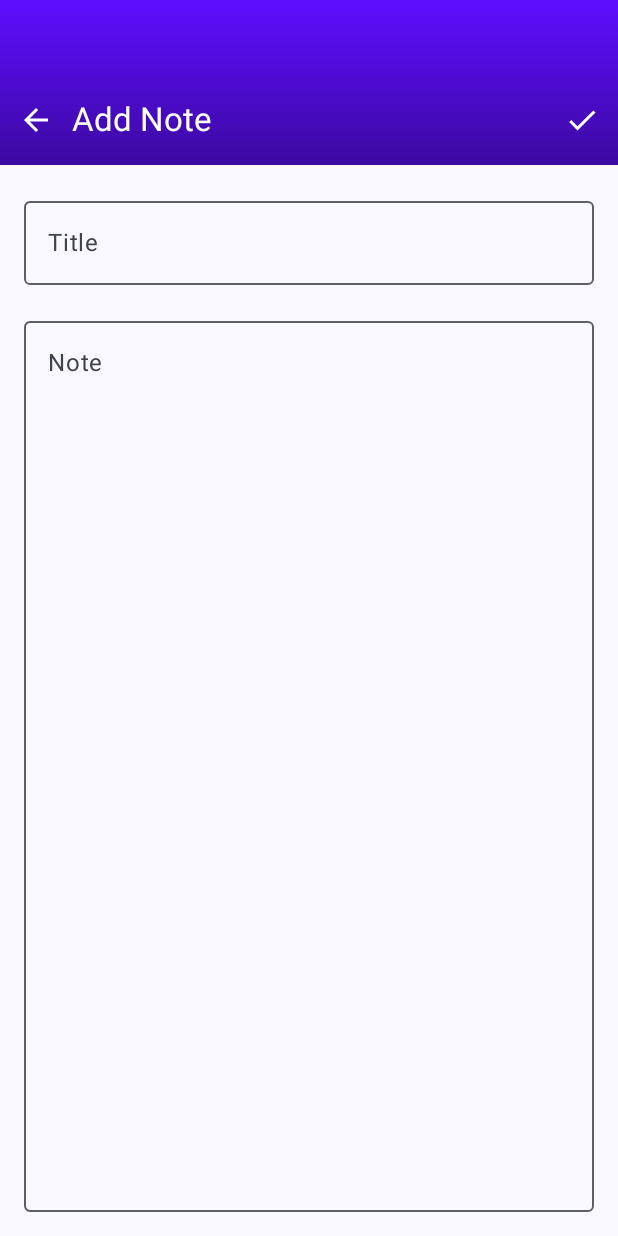
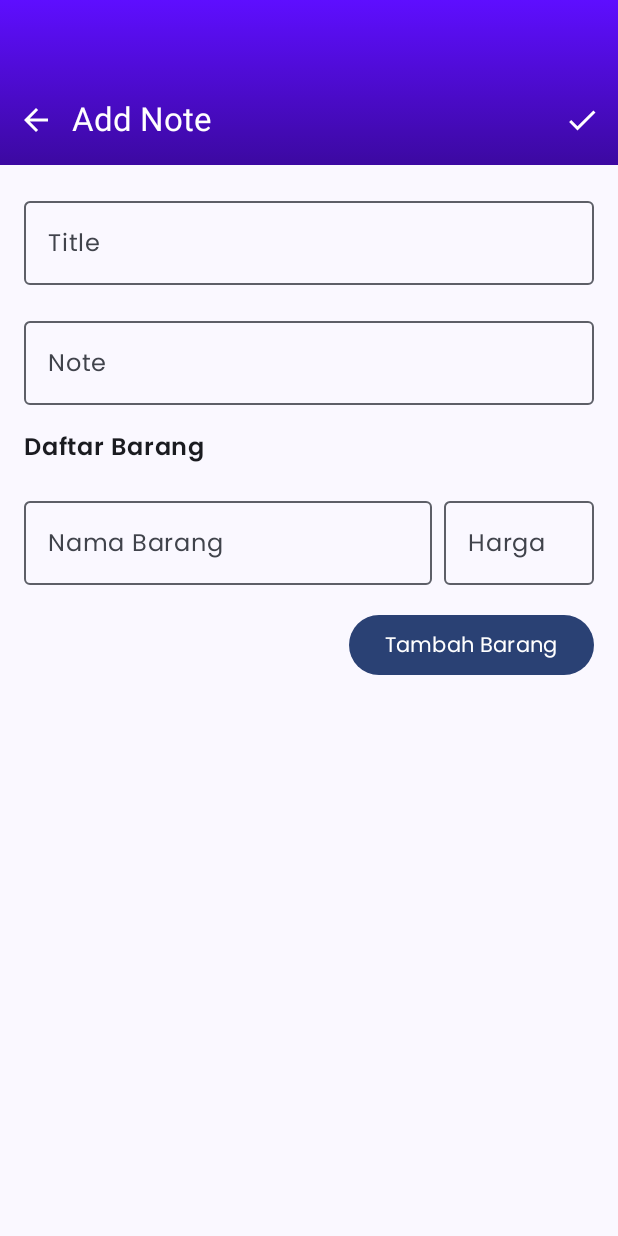
Before and after one commit to 1davin/Davin_Spends, an Android app built with Jetpack Compose: the composable DetailScreen shown on its own in the app's theme, on a phone screen of 412 x 824 dp. Run offline under Robolectric (Android 15) with nearby library versions, the phone set to English and light mode, and no system bars; our stand-ins replace Room's generated code; 1 statement that could not run was skipped.

Commit message:
Menambah fitur tambah barang yang otomatis memasukkan input nama dan harga barang dan otomatis menjumlahkan harga barang

```diff
--- a/app/src/main/java/com/davin0115/spends/Screen/DetailScreen.kt
+++ b/app/src/main/java/com/davin0115/spends/Screen/DetailScreen.kt
@@ -10,11 +10,15 @@ import androidx.compose.foundation.layout.fillMaxSize
 import androidx.compose.foundation.layout.fillMaxWidth
 import androidx.compose.foundation.layout.height
 import androidx.compose.foundation.layout.padding
+import androidx.compose.foundation.layout.width
 import androidx.compose.foundation.text.KeyboardOptions
 import androidx.compose.material.icons.Icons
 import androidx.compose.material.icons.automirrored.filled.ArrowBack
+import androidx.compose.material.icons.filled.Check
+import androidx.compose.material.icons.filled.Delete
 import androidx.compose.material.icons.filled.MoreVert
 import androidx.compose.material.icons.outlined.Check
+import androidx.compose.material3.Button
 import androidx.compose.material3.DropdownMenu
 import androidx.compose.material3.DropdownMenuItem
 import androidx.compose.material3.ExperimentalMaterial3Api
@@ -24,26 +28,29 @@ import androidx.compose.material3.MaterialTheme
 import androidx.compose.material3.OutlinedTextField
 import androidx.compose.material3.Scaffold
 import androidx.compose.material3.Text
-import androidx.compose.material3.TopAppBar
-import androidx.compose.material3.TopAppBarDefaults
 import androidx.compose.runtime.*
 import androidx.compose.runtime.Composable
 import androidx.compose.runtime.mutableStateOf
 import androidx.compose.runtime.remember
+import androidx.compose.runtime.snapshots.SnapshotStateList
 import androidx.compose.ui.Alignment
 import androidx.compose.ui.Modifier
 import androidx.compose.ui.graphics.Brush
 import androidx.compose.ui.graphics.Color
 import androidx.compose.ui.platform.LocalContext
 import androidx.compose.ui.res.stringResource
+import androidx.compose.ui.text.font.FontWeight
 import androidx.compose.ui.text.input.ImeAction
 import androidx.compose.ui.text.input.KeyboardCapitalization
 import androidx.compose.ui.unit.dp
 import androidx.lifecycle.viewmodel.compose.viewModel
 import androidx.navigation.NavHostController
 import com.davin0115.spends.R
+import com.davin0115.spends.model.Barang
+import com.davin0115.spends.model.BarangInput
 import com.davin0115.spends.ui.theme.MainColor
 import com.davin0115.spends.ui.theme.SecondColor
+import com.davin0115.spends.ui.theme.poppinsFamily
 import com.davin0115.spends.util.ViewModelFactory
 
 const val KEY_ID_CATATAN = "idCatatan"
@@ -54,15 +61,23 @@ fun DetailScreen(navController: NavHostController, id: Long? = null) {
     val context = LocalContext.current
     val factory = ViewModelFactory(context)
     val viewModel: DetailViewModel = viewModel(factory = factory)
+    val barangList = remember { mutableStateListOf(BarangInput()) }
+    val barangToDelete = remember { mutableStateListOf<Barang>() } // Menyimpan barang yang dihapus
 
     var judul by remember { mutableStateOf("") }
     var catatan by remember { mutableStateOf("") }
 
-    LaunchedEffect(Unit) {
-        if (id == null) return@LaunchedEffect
-        val data = viewModel.getCatatan(id) ?: return@LaunchedEffect
-        judul = data.judul
-        catatan = data.catatan
+    LaunchedEffect(id) {
+        if (id != null) {
+            val data = viewModel.getCatatan(id)
+            if (data != null) {
+                judul = data.judul
+                catatan = data.catatan
+                val barangFromDb = viewModel.getBarangList(id)
+                barangList.clear()
+                barangList.addAll(barangFromDb.map { BarangInput(it.nama, it.harga.toString()) })
+            }
+        }
     }
 
     Scaffold(
@@ -102,23 +117,35 @@ fun DetailScreen(navController: NavHostController, id: Long? = null) {
                     }
                     Row(verticalAlignment = Alignment.CenterVertically) {
                         IconButton(onClick = {
-                            if (judul == "" || catatan == "") {
-                                Toast.makeText(context, R.string.invalid, Toast.LENGTH_LONG).show()
+                            if (judul.isBlank() || barangList.any { it.nama.isBlank() || it.harga.isBlank() }) {
+                                Toast.makeText(context, "Isi semua data barang!", Toast.LENGTH_LONG).show()
                                 return@IconButton
                             }
-                            if (id == null){
+
+                            val total = barangList.sumOf { it.harga.toIntOrNull() ?: 0 }
+                            val catatan = buildString {
+                                appendLine("Daftar Belanja:")
+                                barangList.forEach {
+                                    appendLine("- ${it.nama}: Rp${it.harga}")
+                                }
+                                appendLine("Total: Rp$total")
+                            }
+
+                            if (id == null) {
                                 viewModel.insert(judul, catatan)
                             } else {
-                                viewModel.update(id, judul, catatan)
+                                // Update catatan dan barang
+                                viewModel.update(id, judul, catatan, barangList)
                             }
                             navController.popBackStack()
                         }) {
                             Icon(
-                                imageVector = Icons.Outlined.Check,
+                                imageVector = Icons.Filled.Check,
                                 contentDescription = stringResource(R.string.save),
                                 tint = Color.White
                             )
                         }
+
 
                         if (id != null) {
                             DeleteAction {
@@ -132,30 +159,44 @@ fun DetailScreen(navController: NavHostController, id: Long? = null) {
         }
 
     ) { padding ->
+
         FormCatatan(
             title = judul,
             onTitleChange = { judul = it },
             desc = catatan,
-            onDescChange = { catatan= it },
+            onDescChange = { catatan = it },
+            barangList = barangList,
+            onBarangChange = { index, barang -> barangList[index] = barang },
+            onTambahBarang = { barangList.add(BarangInput()) },
             modifier = Modifier.padding(padding)
         )
+
     }
 }
 
 @Composable
 fun FormCatatan(
-    title: String, onTitleChange: (String) -> Unit,
-    desc: String, onDescChange: (String) -> Unit,
+    title: String,
+    onTitleChange: (String) -> Unit,
+    desc: String,
+    onDescChange: (String) -> Unit,
+    barangList: SnapshotStateList<BarangInput>,
+    onBarangChange: (Int, BarangInput) -> Unit,
+    onTambahBarang: () -> Unit,
     modifier: Modifier
 ) {
-    Column (
-        modifier = modifier.fillMaxSize().padding(16.dp),
+    Column(
+        modifier = modifier
+            .fillMaxSize()
+            .padding(16.dp),
         verticalArrangement = Arrangement.spacedBy(16.dp)
-    ){
+    ) {
         OutlinedTextField(
             value = title,
-            onValueChange = { onTitleChange (it) },
-            label = { Text(text = stringResource(R.string.title)) },
+            onValueChange = { onTitleChange(it) },
+            label = { Text(
+                text = stringResource(R.string.title),
+                fontFamily = poppinsFamily) },
             singleLine = true,
             keyboardOptions = KeyboardOptions(
                 capitalization = KeyboardCapitalization.Words,
@@ -166,14 +207,69 @@ fun FormCatatan(
         OutlinedTextField(
             value = desc,
             onValueChange = { onDescChange(it) },
-            label = { Text(text = stringResource(R.string.note)) },
+            label = {
+                Text(
+                    text = stringResource(R.string.note),
+                    fontFamily = poppinsFamily) },
             keyboardOptions = KeyboardOptions(
                 capitalization = KeyboardCapitalization.Sentences
             ),
-            modifier = Modifier.fillMaxSize()
+            modifier = Modifier.fillMaxWidth()
         )
+
+        // Input barang dinamis
+        Text(
+            "Daftar Barang",
+            fontFamily = poppinsFamily,
+            fontWeight = FontWeight.Bold
+            )
+
+        barangList.forEachIndexed { index, barang ->
+            Row(
+                verticalAlignment = Alignment.CenterVertically,
+                modifier = Modifier.fillMaxWidth()
+            ) {
+                OutlinedTextField(
+                    value = barang.nama,
+                    onValueChange = {
+                        onBarangChange(index, barang.copy(nama = it))
+                    },
+                    label = {
+                        Text(
+                            "Nama Barang",
+                            fontFamily = poppinsFamily
+                        ) },
+                    modifier = Modifier
+                        .weight(1f)
+                        .padding(end = 8.dp)
+                )
+                OutlinedTextField(
+                    value = barang.harga,
+                    onValueChange = {
+                        onBarangChange(index, barang.copy(harga = it))
+                    },
+                    label = { Text("Harga",
+                        fontFamily = poppinsFamily
+                    ) },
+                    modifier = Modifier.width(100.dp)
+                )
+            }
+        }
+
+        // Tombol tambah barang
+        Button(
+            onClick = onTambahBarang,
+            modifier = Modifier
+                .align(Alignment.End)
+        ) {
+            Text(
+                "Tambah Barang",
+                fontFamily = poppinsFamily
+            )
+        }
     }
 }
+
 
 @Composable
 fun DeleteAction(delete: () -> Unit) {
@@ -183,7 +279,7 @@ fun DeleteAction(delete: () -> Unit) {
         Icon(
             imageVector = Icons.Filled.MoreVert,
             contentDescription = stringResource(R.string.more),
-            tint = MaterialTheme.colorScheme.primary
+            tint = Color.White
         )
         DropdownMenu(
             expanded = expanded,
--- /dev/null
+++ b/app/src/main/java/com/davin0115/spends/database/BarangDao.kt
@@ -0,0 +1,16 @@
+package com.davin0115.spends.database
+
+import androidx.room.*
+import com.davin0115.spends.model.Barang
+
+@Dao
+interface BarangDao {
+    @Insert(onConflict = OnConflictStrategy.REPLACE)
+    suspend fun insert(barang: Barang)
+
+    @Query("SELECT * FROM barang WHERE catatanId = :catatanId")
+    suspend fun getBarangForCatatan(catatanId: Long): List<Barang>
+
+    @Query("DELETE FROM barang WHERE catatanId = :catatanId")
+    suspend fun deleteByCatatanId(catatanId: Long)
+}
--- a/app/src/main/java/com/davin0115/spends/database/CatatanDao.kt
+++ b/app/src/main/java/com/davin0115/spends/database/CatatanDao.kt
@@ -4,6 +4,7 @@ import androidx.room.Dao
 import androidx.room.Insert
 import androidx.room.Query
 import androidx.room.Update
+import com.davin0115.spends.model.Barang
 import com.davin0115.spends.model.Catatan
 import kotlinx.coroutines.flow.Flow
 
@@ -24,4 +25,21 @@ interface CatatanDao {
 
     @Query("DELETE FROM catatan WHERE id = :id")
     suspend fun deleteById(id: Long)
+
+    // Insert barang
+    @Insert
+    suspend fun insertBarang(barang: Barang)
+
+    // Update barang
+    @Update
+    suspend fun updateBarang(barang: Barang)
+
+    // Delete semua barang untuk catatan tertentu (optional)
+    @Query("DELETE FROM barang WHERE catatanId = :catatanId")
+    suspend fun deleteBarangByCatatanId(catatanId: Long)
+
+    // Get semua barang berdasarkan catatanId
+    @Query("SELECT * FROM barang WHERE catatanId = :catatanId")
+    suspend fun getBarangByCatatanId(catatanId: Long): List<Barang>
+
 }
--- a/app/src/main/java/com/davin0115/spends/database/CatatanDb.kt
+++ b/app/src/main/java/com/davin0115/spends/database/CatatanDb.kt
@@ -4,28 +4,34 @@ import android.content.Context
 import androidx.room.Database
 import androidx.room.Room
 import androidx.room.RoomDatabase
+import com.davin0115.spends.model.Barang
 import com.davin0115.spends.model.Catatan
 
-@Database(entities = [Catatan::class], version = 1, exportSchema = false)
+@Database(
+    entities = [Catatan::class, Barang::class],
+    version = 2,
+    exportSchema = false
+)
 abstract class CatatanDb : RoomDatabase() {
 
     abstract val dao: CatatanDao
+    abstract val barangDao: BarangDao  // Tambahkan ini
 
     companion object {
-
         @Volatile
         private var INSTANCE: CatatanDb? = null
 
         fun getInstance(context: Context): CatatanDb {
             synchronized(this) {
                 var instance = INSTANCE
-
                 if (instance == null) {
                     instance = Room.databaseBuilder(
                         context.applicationContext,
                         CatatanDb::class.java,
                         "catatan.db"
-                    ).build()
+                    )
+                        .fallbackToDestructiveMigration() // penting
+                        .build()
                     INSTANCE = instance
                 }
                 return instance
--- /dev/null
+++ b/app/src/main/java/com/davin0115/spends/model/BarangInput.kt
@@ -0,0 +1,7 @@
+package com.davin0115.spends.model
+
+data class BarangInput(
+    val nama: String = "",
+    val harga: String = "",
+    val id: Long? = null
+)
--- a/app/src/main/java/com/davin0115/spends/util/ViewModelFactory.kt
+++ b/app/src/main/java/com/davin0115/spends/util/ViewModelFactory.kt
@@ -7,17 +7,18 @@ import com.davin0115.spends.Screen.DetailViewModel
 import com.davin0115.spends.Screen.MainViewModel
 import com.davin0115.spends.database.CatatanDb
 
-class ViewModelFactory (
+class ViewModelFactory(
     private val context: Context
 ) : ViewModelProvider.Factory {
     @Suppress("unchecked_cast")
     override fun <T : ViewModel> create(modelClass: Class<T>): T {
         val dao = CatatanDb.getInstance(context).dao
-        if (modelClass.isAssignableFrom(MainViewModel::class.java)) {
-            return MainViewModel(dao) as T
-        } else if (modelClass.isAssignableFrom(DetailViewModel::class.java)) {
-            return DetailViewModel(dao) as T
+        return when {
+            modelClass.isAssignableFrom(MainViewModel::class.java) ->
+                MainViewModel(dao) as T
+            modelClass.isAssignableFrom(DetailViewModel::class.java) ->
+                DetailViewModel(dao) as T
+            else -> throw IllegalArgumentException("Unknown ViewModel class")
         }
-        throw IllegalArgumentException("Unknown ViewModel class")
     }
 }
```
Also changed, not shown: app/src/main/java/com/davin0115/spends/Screen/DetailViewModel.kt (+31 -5 lines), app/src/main/java/com/davin0115/spends/model/Barang.kt (added, +21 -0 lines), app/src/main/java/com/davin0115/spends/model/CatatanWithBarang.kt (added, +13 -0 lines), app/src/main/java/com/davin0115/spends/database/AppDatabase.kt (added).
